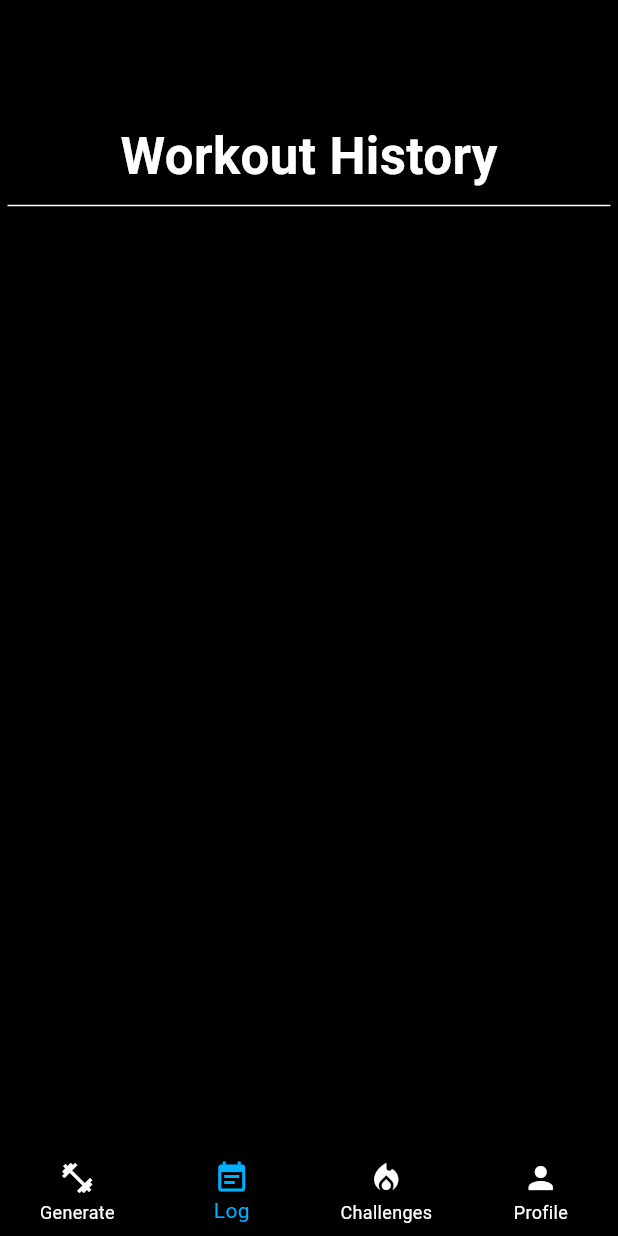
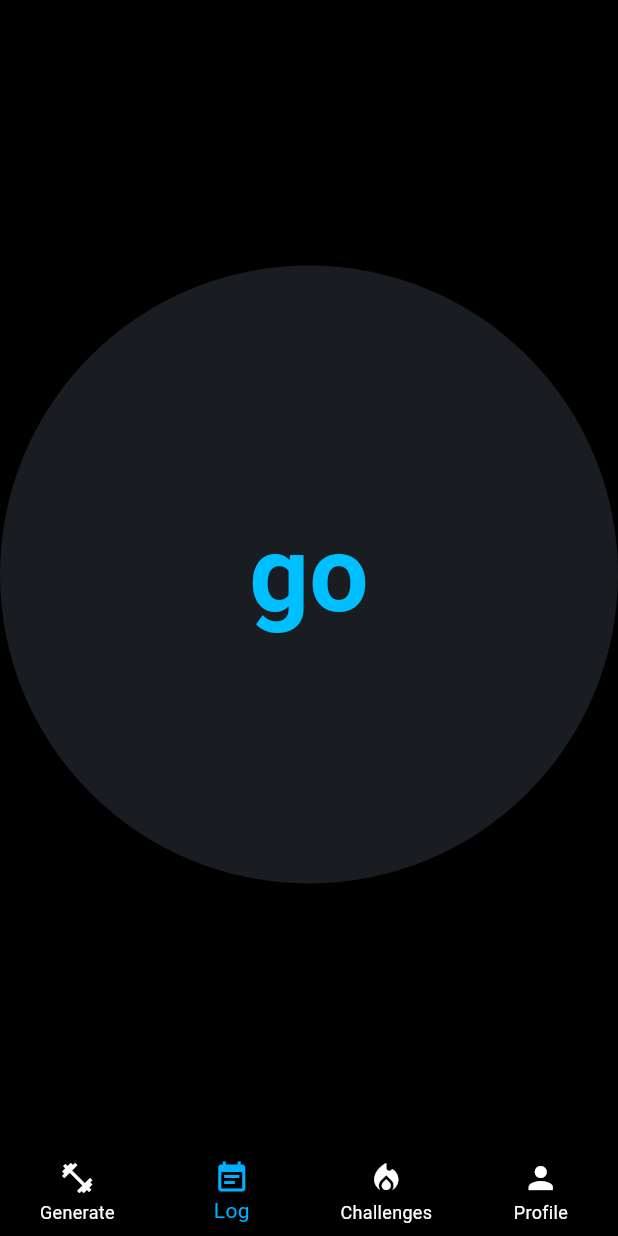
Before and after one commit to gavin-cannon/auto_trainer_app, a Flutter app: the screen it shows after launch, item 2 of the bottom bar chosen, on a phone screen of 412 x 824 dp. Run offline on Flutter 3.47's test engine with Material 3 defaults, Android fonts, the light colour scheme and no system bars; our stand-ins replace flutter_riverpod, google_fonts, riverpod, sqflite; accounts and stored records are empty.

Commit message:
Changed database around, created basic logging and log screen functionality, fixed state bug for exercise display and its reps weight tiles.

```diff
--- a/lib/data/models/exercise.dart
+++ b/lib/data/models/exercise.dart
@@ -1,4 +1,5 @@
 import 'package:auto_trainer/data/models/muscle.dart';
+import 'package:auto_trainer/data/models/set.dart';
 
 class Exercise {
   Exercise({
@@ -13,15 +14,19 @@ class Exercise {
     this.secondaryMuscleGroups,
     required this.skill,
     this.reps,
-    this.sets,
+    this.workoutSets,
     //TODO add category to db
     this.category,
   });
+
+
+
   final int id;
   final String name;
   final String description;
   final bool push;
   final bool pull;
+
   //TODO Fix these typing START
   List<Muscle> muscles = [];
   List<String>? workoutHistory; // Example: List of dates or strings
@@ -30,11 +35,11 @@ class Exercise {
   List<String>? equipment;
   final String skill; // Example: Beginner, Intermediate, Advanced, Expert
   //TODO Fix these typing END
+
+
   int? reps;
-  int? sets;
+  List<WorkoutSet>? workoutSets;
   String? category;
-
-  //TODO create to and from json functions
 
   Map<String, dynamic> toMap() {
     return {
--- a/lib/data/models/workout.dart
+++ b/lib/data/models/workout.dart
@@ -1,10 +1,15 @@
+import 'package:auto_trainer/data/models/exercise.dart';
+
 class Workout {
   Workout({
     required this.id,
-    this.date,
+    this.startDate,
+    this.endDate,
+    required this.session
   });
   final int id;
-  final date;
+  final startDate;
+  final endDate;
   List<dynamic> session = [];
 
 //  List ought to be Map of [{Exercise,  [{set: [reps, weight, etc]}] }]
--- a/lib/screens/host.dart
+++ b/lib/screens/host.dart
@@ -9,12 +9,13 @@ class HostScreen extends StatefulWidget {
 
   @override
   State<StatefulWidget> createState() {
-    return _TabsScreenState();
+    return _HostScreenState();
   }
 }
 
-class _TabsScreenState extends State<HostScreen> {
+class _HostScreenState extends State<HostScreen> {
   int _selectedPageIndex = 0;
+  final PageController _pageController = PageController();
 
   void _selectPage(int index) {
     setState(() {
@@ -22,23 +23,38 @@ class _TabsScreenState extends State<HostScreen> {
       print(index);
       _selectedPageIndex = index;
     });
+    _pageController.jumpToPage(index);
   }
 
   @override
   Widget build(BuildContext context) {
-    Widget activePage = const Generation();
+    // Widget activePage = const Generation();
 
-    if (_selectedPageIndex == 1) {
-      activePage = const LogScreen();
-    }
-    if (_selectedPageIndex == 2) {
-      activePage = const ChallengeScreen();
-    }
-    if (_selectedPageIndex == 3) {
-      activePage = const ProfileScreen();
-    }
+    // if (_selectedPageIndex == 1) {
+    //   activePage = const LogScreen();
+    // }
+    // if (_selectedPageIndex == 2) {
+    //   activePage = const ChallengeScreen();
+    // }
+    // if (_selectedPageIndex == 3) {
+    //   activePage = const ProfileScreen();
+    // }
     return Scaffold(
-      body: activePage,
+      body: PageView(
+        controller: _pageController,
+        onPageChanged: (index) {
+          setState(() {
+            _selectedPageIndex = index;
+          });
+        },
+        children:
+          const <Widget>[
+            Generation(),
+            LogScreen(),
+            ChallengeScreen(),
+            ProfileScreen(),
+          ],
+      ),
       bottomNavigationBar: BottomNavigationBar(
         type: BottomNavigationBarType.fixed,
         items: const <BottomNavigationBarItem>[
--- a/lib/screens/log.dart
+++ b/lib/screens/log.dart
@@ -1,25 +1,26 @@
+import 'package:auto_trainer/controllers/log_controller.dart';
 import 'package:auto_trainer/widgets/filters_bar.dart';
 import 'package:flutter/material.dart';
+import 'package:flutter_riverpod/flutter_riverpod.dart';
 import 'package:google_fonts/google_fonts.dart';
 // import 'package:quiz_app/data/questions.dart';
 // import 'package:quiz_app/questions_screen.dart';
 // import 'package:quiz_app/start_screen.dart';
 // import 'package:quiz_app/results_screen.dart';
 
-class LogScreen extends StatefulWidget {
+class LogScreen extends ConsumerStatefulWidget {
   const LogScreen({super.key});
 
   @override
-  State<LogScreen> createState() {
+  ConsumerState<LogScreen> createState() {
     return _LogScreenState();
   }
 }
 
-class _LogScreenState extends State<LogScreen> {
-
+class _LogScreenState extends ConsumerState<LogScreen> {
   @override
   Widget build(context) {
-
+    final loggedWorkouts = ref.watch(logScreenControllerProvider);
 
     return Container(
       decoration: const BoxDecoration(
@@ -32,33 +33,63 @@ class _LogScreenState extends State<LogScreen> {
           end: Alignment.bottomRight,
         ),
       ),
-          child: const Center(
-            child: Column(
-              mainAxisSize: MainAxisSize.max,
-
-              children: [
-                   const SizedBox(height: 80),
-
-
-                const SingleChildScrollView(
-                  child: Text('Workout History',
-                  style: TextStyle(
-                    fontSize: 34,
+      child:
+      ElevatedButton(
+        // Start of ElevatedButton widget
+        onPressed: () {
+          // Button action goes here
+          // generationController.createWorkoutDisplay();
+          ref
+              .read(logScreenControllerProvider.notifier)
+              .createWorkoutLogDisplay();
+          print('hello');
+        },
+        style: ElevatedButton.styleFrom(
+          // Start of style parameter
+          splashFactory: NoSplash.splashFactory,
+          shape: CircleBorder(), // Shape property
+          padding: EdgeInsets.all(10), // Padding property
+        ),
+        child: Text(
+          'go',
+          style: GoogleFonts.protestRiot(
+            color: Color.fromARGB(255, 0, 191, 255),
+            fontSize: 70,
             fontWeight: FontWeight.bold,
-                    color: Colors.white,
-                  )
+          ),
+          overflow: TextOverflow.visible,
         ),
       ),
-                Divider(color: Colors.white,
-                thickness: 1,
-                indent: 5,
-                endIndent: 5,
-                ),
-                const SizedBox(height: 30),
 
-              ],
-            ),
-          ),
+      //      PageView.builder(
+      //       reverse: true,
+      //   itemCount: loggedWorkouts.length,
+      //   itemBuilder: (context, index) {
+      //     return CustomScrollView(
+      //       slivers: [
+      //         SliverAppBar(
+      //           pinned: true,
+      //           flexibleSpace: FlexibleSpaceBar(
+      //             title: Text('Workout on',
+      //             style: TextStyle(color: Colors.white),
+      //             ),
+      //           ),
+      //         ),
+      //         SliverList(
+      //           delegate: SliverChildBuilderDelegate(
+      //             (context, i) {
+      //               return ListTile(
+      //                 title: Text('loggedWorkouts[index].exercises[i].name'),
+      //                 subtitle: Text('Sets: {loggedWorkouts[index].exercises[i].sets}, Reps: {loggedWorkouts[index].exercises[i].reps}'),
+      //               );
+      //             },
+      //             childCount: 1,
+      //           ),
+      //         ),
+      //       ],
+      //     );
+      //   },
+      // ),
     );
   }
 }
--- a/lib/widgets/reps_weight_tile.dart
+++ b/lib/widgets/reps_weight_tile.dart
@@ -10,7 +10,7 @@ class RepsWeightTile extends StatefulWidget {
   final int id;
   final WorkoutSet setObject;
 
-  RepsWeightTile({
+  const RepsWeightTile({super.key,
     required this.repsController,
     required this.weightController,
     required this.onDelete,
```
Also changed, not shown: lib/controllers/generation_controller.dart (+13 -8 lines), lib/controllers/log_controller.dart (+140 -0 lines), lib/data/models/set.dart (+7 -1 lines), lib/data/repositories/trainer_repository.dart (+105 -0 lines), lib/screens/generation.dart (+72 -14 lines), lib/widgets/exercise_display.dart (+42 -6 lines), 1 other file. Lines whose indentation alone changed are shown as unchanged.
